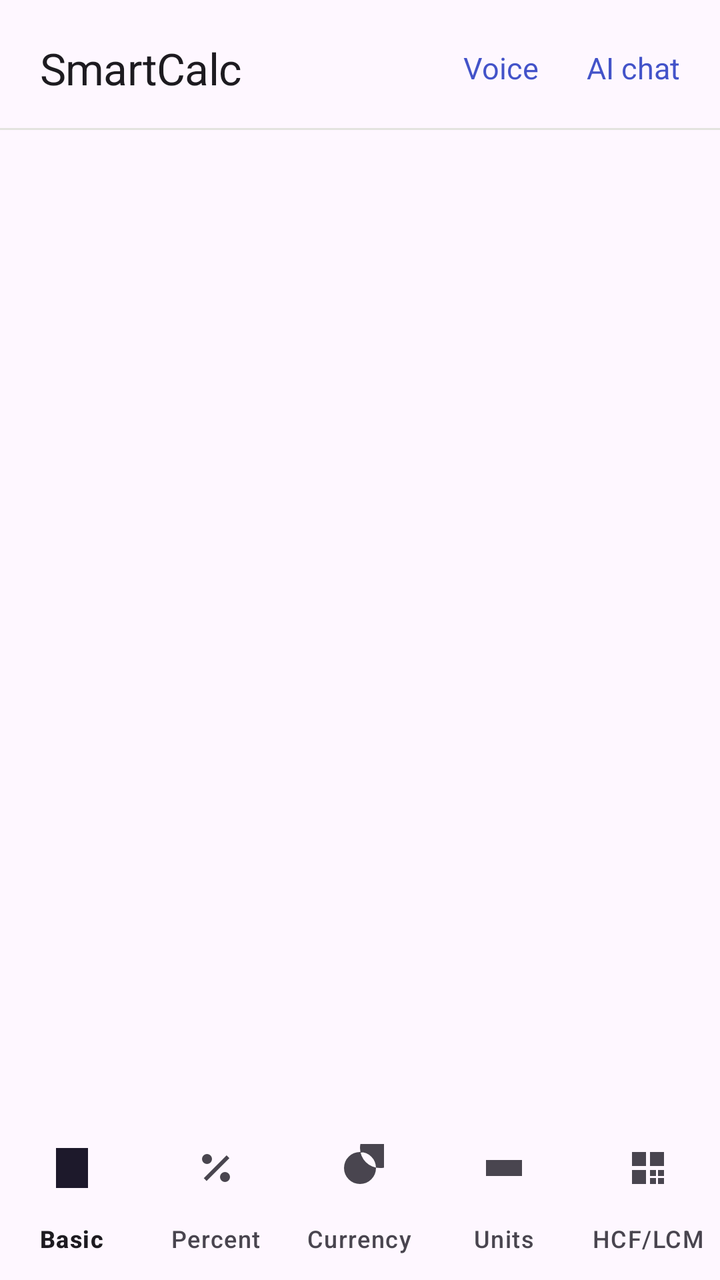
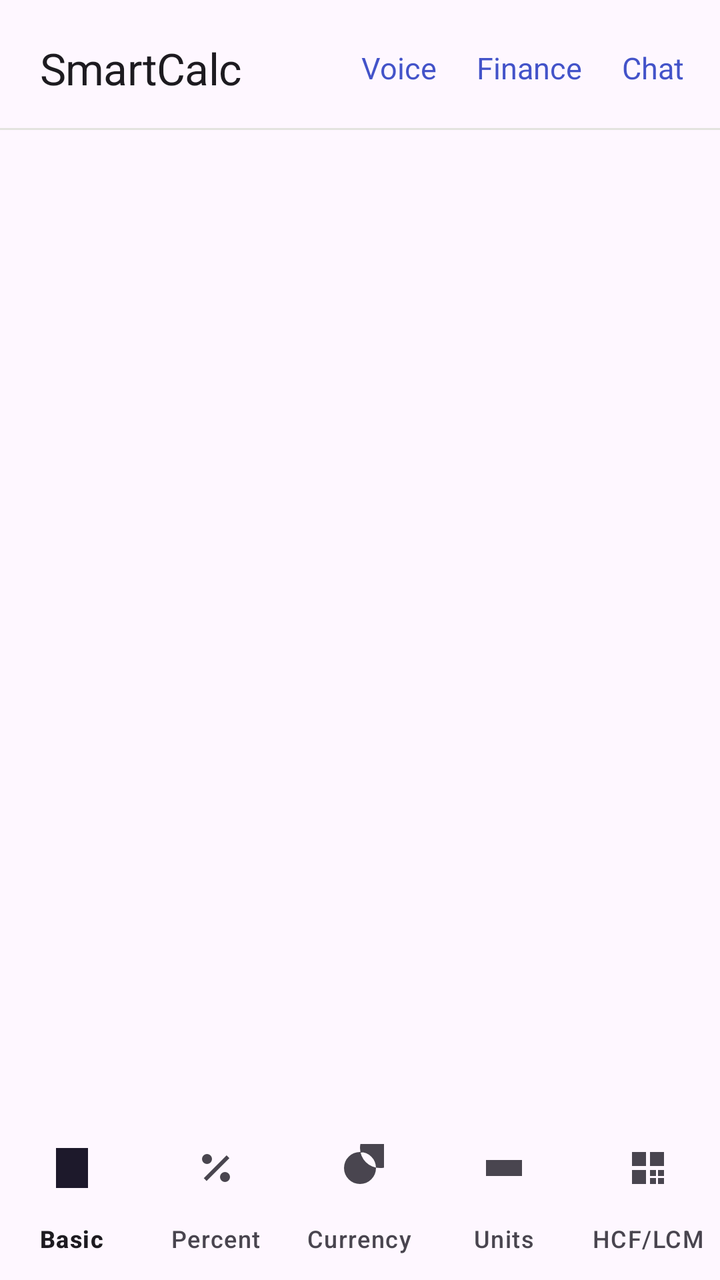

Two renders of the same Android screen: before a commit and after it. Below are the layout's source before the change and the commit's diff.
<!-- AndroidManifest.xml: application theme Theme.SmartCalc -->
<!-- res/layout/activity_main.xml -->
<?xml version="1.0" encoding="utf-8"?>
<LinearLayout xmlns:android="http://schemas.android.com/apk/res/android"
    xmlns:app="http://schemas.android.com/apk/res-auto"
    android:layout_width="match_parent"
    android:layout_height="match_parent"
    android:orientation="vertical"
    android:background="?android:colorBackground">

    <LinearLayout
        android:layout_width="match_parent"
        android:layout_height="wrap_content"
        android:gravity="center_vertical"
        android:paddingStart="20dp"
        android:paddingEnd="8dp"
        android:paddingTop="12dp"
        android:paddingBottom="8dp">

        <TextView
            android:layout_width="0dp"
            android:layout_height="wrap_content"
            android:layout_weight="1"
            android:text="SmartCalc"
            android:textAppearance="@style/TextAppearance.SmartCalc.Title" />

        <TextView
            android:id="@+id/btn_voice"
            android:layout_width="wrap_content"
            android:layout_height="44dp"
            android:gravity="center"
            android:paddingStart="12dp"
            android:paddingEnd="12dp"
            android:text="Voice"
            android:textColor="@color/md_accent"
            android:textSize="15sp" />

        <TextView
            android:id="@+id/btn_chat"
            android:layout_width="wrap_content"
            android:layout_height="44dp"
            android:gravity="center"
            android:paddingStart="12dp"
            android:paddingEnd="12dp"
            android:text="AI chat"
            android:textColor="@color/md_accent"
            android:textSize="15sp" />
    </LinearLayout>

    <View
        android:layout_width="match_parent"
        android:layout_height="1dp"
        android:background="@color/md_outline" />

    <FrameLayout
        android:id="@+id/container"
        android:layout_width="match_parent"
        android:layout_height="0dp"
        android:layout_weight="1" />

    <com.google.android.material.bottomnavigation.BottomNavigationView
        android:id="@+id/bottom_nav"
        style="@style/Widget.Material3.BottomNavigationView"
        android:layout_width="match_parent"
        android:layout_height="wrap_content"
        android:background="?android:colorBackground"
        app:elevation="0dp"
        app:itemActiveIndicatorStyle="@style/Widget.SmartCalc.NavIndicator"
        app:labelVisibilityMode="labeled"
        app:menu="@menu/bottom_nav" />
</LinearLayout>
<!-- resources referenced by this layout -->
<resources>
  <color name="md_accent">#4353C9</color>
  <color name="md_outline">#E3E3DF</color>
  <style name="TextAppearance.SmartCalc.Title" parent="TextAppearance.Material3.HeadlineSmall">
          <item name="android:fontFamily">sans-serif-medium</item>
          <item name="android:textSize">22sp</item>
          <item name="android:letterSpacing">-0.01</item>
      </style>
  <style name="Widget.SmartCalc.NavIndicator" parent="Widget.Material3.BottomNavigationView.ActiveIndicator">
          <item name="android:color">@color/md_accent_container</item>
      </style>
  <style name="Theme.SmartCalc" parent="Theme.Material3.DayNight.NoActionBar">
          <item name="android:statusBarColor">@color/primary</item>
      </style>
  <color name="md_accent_container">#E2E5FA</color>
  <color name="primary">#4353C9</color>
</resources>

<!-- the commit's change to res/layout/activity_main.xml (unified diff, before → after) -->
@@ -27,9 +27,20 @@
             android:layout_width="wrap_content"
             android:layout_height="44dp"
             android:gravity="center"
-            android:paddingStart="12dp"
-            android:paddingEnd="12dp"
+            android:paddingStart="10dp"
+            android:paddingEnd="10dp"
             android:text="Voice"
+            android:textColor="@color/md_accent"
+            android:textSize="15sp" />
+
+        <TextView
+            android:id="@+id/btn_finance"
+            android:layout_width="wrap_content"
+            android:layout_height="44dp"
+            android:gravity="center"
+            android:paddingStart="10dp"
+            android:paddingEnd="10dp"
+            android:text="Finance"
             android:textColor="@color/md_accent"
             android:textSize="15sp" />
 
@@ -38,9 +49,9 @@
             android:layout_width="wrap_content"
             android:layout_height="44dp"
             android:gravity="center"
-            android:paddingStart="12dp"
-            android:paddingEnd="12dp"
-            android:text="AI chat"
+            android:paddingStart="10dp"
+            android:paddingEnd="10dp"
+            android:text="Chat"
             android:textColor="@color/md_accent"
             android:textSize="15sp" />
     </LinearLayout>
